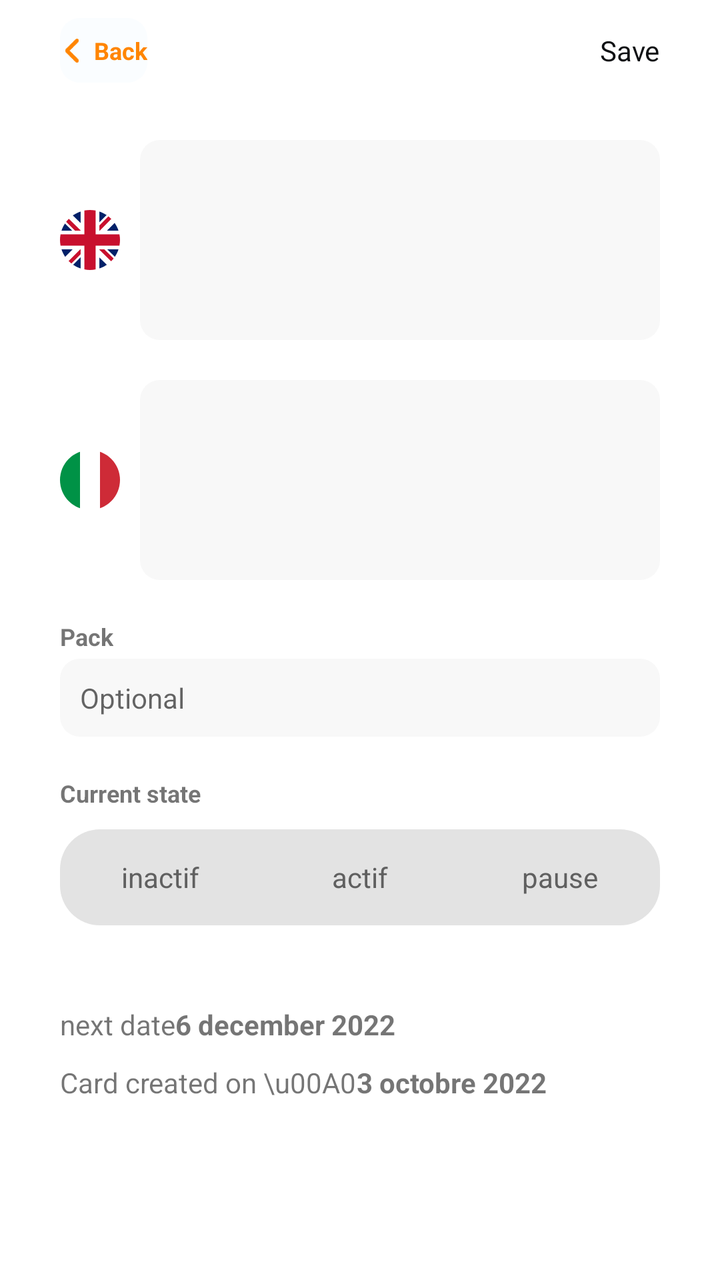
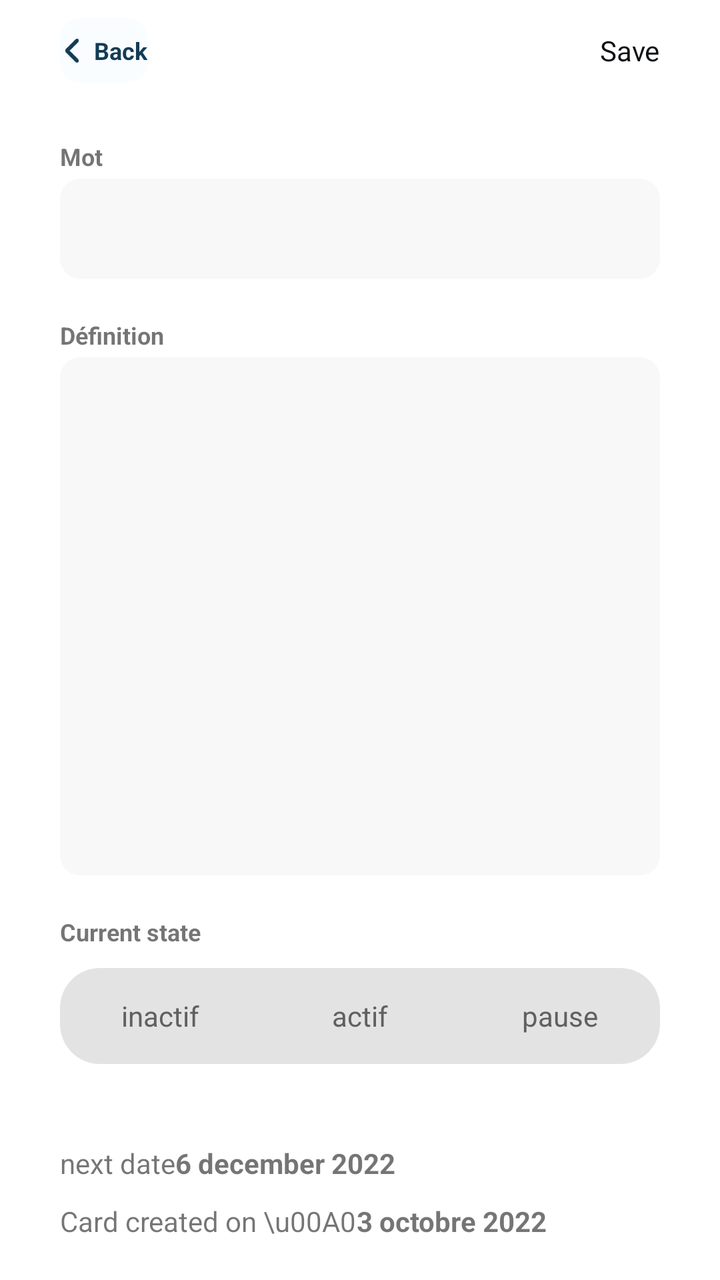

An Android layout rendered at two revisions. The XML below is the earlier revision; the diff shows what the commit changed to produce the second picture.
<!-- AndroidManifest.xml: application theme Theme.Vocavox -->
<!-- res/layout/activity_edit_card.xml -->
<?xml version="1.0" encoding="utf-8"?>
<androidx.constraintlayout.widget.ConstraintLayout xmlns:android="http://schemas.android.com/apk/res/android"
    xmlns:app="http://schemas.android.com/apk/res-auto"
    xmlns:tools="http://schemas.android.com/tools"
    android:layout_width="match_parent"
    android:layout_height="match_parent">

    // Header
    <androidx.constraintlayout.widget.ConstraintLayout
        android:id="@+id/header_layout"
        android:layout_width="0dp"
        android:layout_height="@dimen/header_height"
        android:layout_marginHorizontal="0dp"
        android:background="@drawable/bg_header"
        app:layout_constraintEnd_toEndOf="parent"
        app:layout_constraintStart_toStartOf="parent"
        app:layout_constraintTop_toTopOf="parent">

        <androidx.constraintlayout.widget.ConstraintLayout
            android:id="@+id/back_layout"
            android:layout_width="wrap_content"
            android:layout_height="wrap_content"
            android:layout_marginStart="30dp"
            android:background="@drawable/selector_back_layout"
            android:paddingVertical="8dp"
            app:layout_constraintBottom_toBottomOf="parent"
            app:layout_constraintStart_toStartOf="parent"
            app:layout_constraintTop_toTopOf="parent">

            <ImageView
                android:id="@+id/back_arrow"
                android:layout_width="12dp"
                android:layout_height="12dp"
                android:rotation="180"
                app:layout_constraintBottom_toBottomOf="parent"
                app:layout_constraintStart_toStartOf="parent"
                app:layout_constraintTop_toTopOf="parent"
                app:srcCompat="@drawable/ic_chevron_back" />

            <TextView
                android:layout_width="wrap_content"
                android:layout_height="wrap_content"
                android:layout_marginStart="5dp"
                android:gravity="center"
                android:text="@string/button_back_str"
                android:textColor="@color/header_back"
                android:textSize="@dimen/back_text"
                android:textStyle="bold"
                app:layout_constraintBottom_toBottomOf="parent"
                app:layout_constraintStart_toEndOf="@+id/back_arrow"
                app:layout_constraintTop_toTopOf="parent" />

        </androidx.constraintlayout.widget.ConstraintLayout>

        <TextView
            android:id="@+id/save_card_button"
            android:layout_width="wrap_content"
            android:layout_height="wrap_content"
            android:layout_marginEnd="@dimen/body_horizontal_margin"
            android:text="@string/save_card"
            android:textColor="@color/th_grey1"
            app:layout_constraintBottom_toBottomOf="parent"
            app:layout_constraintEnd_toEndOf="parent"
            app:layout_constraintTop_toTopOf="parent" />











    </androidx.constraintlayout.widget.ConstraintLayout>

    // Body

    <androidx.core.widget.NestedScrollView
        style="@style/NoScrollViewEdgeEffect"
        android:layout_width="match_parent"
        android:layout_height="0dp"
        android:layout_marginHorizontal="@dimen/body_horizontal_margin"
        android:layout_marginTop="10dp"
        android:layout_marginBottom="0dp"
        app:layout_constraintBottom_toBottomOf="parent"
        app:layout_constraintTop_toBottomOf="@+id/header_layout"
        tools:layout_editor_absoluteX="30dp">

        <androidx.appcompat.widget.LinearLayoutCompat
            android:layout_width="match_parent"
            android:layout_height="wrap_content"
            android:orientation="vertical"
            app:layout_constraintBottom_toTopOf="@+id/constraintLayout3"
            app:layout_constraintEnd_toEndOf="parent"
            app:layout_constraintStart_toStartOf="parent"
            app:layout_constraintTop_toBottomOf="@+id/header_layout">

            // Item 1

            <androidx.constraintlayout.widget.ConstraintLayout
                android:layout_width="match_parent"
                android:layout_height="match_parent"
                android:layout_weight="1"
                android:paddingVertical="10dp">

                <com.google.android.material.imageview.ShapeableImageView
                    android:id="@+id/userLanguageFlag"
                    android:layout_width="30dp"
                    android:layout_height="30dp"
                    android:visibility="visible"
                    app:layout_constraintBottom_toBottomOf="parent"
                    app:layout_constraintStart_toStartOf="parent"
                    app:layout_constraintTop_toTopOf="parent"
                    app:shapeAppearanceOverlay="@style/Circular"
                    app:srcCompat="@drawable/flag_ic_gb"
                    tools:ignore="VectorDrawableCompat" />

                <EditText
                    android:id="@+id/item1_text"
                    android:layout_width="0dp"
                    android:layout_height="100dp"
                    android:layout_marginStart="10dp"
                    android:background="@drawable/bg_edit_card_std"
                    android:gravity="top|left"
                    android:inputType="textMultiLine|textImeMultiLine"
                    android:padding="10dp"
                    app:layout_constraintBottom_toBottomOf="parent"
                    app:layout_constraintEnd_toEndOf="parent"
                    app:layout_constraintStart_toEndOf="@+id/userLanguageFlag"
                    app:layout_constraintTop_toTopOf="parent" />

            </androidx.constraintlayout.widget.ConstraintLayout>

            // Item 2

            <androidx.constraintlayout.widget.ConstraintLayout
                android:layout_width="match_parent"
                android:layout_height="wrap_content"
                android:layout_weight="1"
                android:paddingVertical="10dp">

                <com.google.android.material.imageview.ShapeableImageView
                    android:id="@+id/targetLanguageFlag"
                    android:layout_width="30dp"
                    android:layout_height="30dp"
                    app:layout_constraintBottom_toBottomOf="parent"
                    app:layout_constraintStart_toStartOf="parent"
                    app:layout_constraintTop_toTopOf="parent"
                    app:shapeAppearanceOverlay="@style/Circular"
                    app:srcCompat="@drawable/flag_ic_it"
                    tools:ignore="VectorDrawableCompat" />

                <EditText
                    android:id="@+id/item2_text"
                    android:layout_width="0dp"
                    android:layout_height="100dp"
                    android:layout_marginStart="10dp"
                    android:background="@drawable/bg_edit_card_std"
                    android:gravity="top|left"
                    android:inputType="textMultiLine|textImeMultiLine"
                    android:padding="10dp"
                    app:layout_constraintBottom_toBottomOf="parent"
                    app:layout_constraintEnd_toEndOf="parent"
                    app:layout_constraintStart_toEndOf="@+id/targetLanguageFlag"
                    app:layout_constraintTop_toTopOf="parent" />

            </androidx.constraintlayout.widget.ConstraintLayout>

            // Pack

            <androidx.constraintlayout.widget.ConstraintLayout
                android:layout_width="match_parent"
                android:layout_height="wrap_content"
                android:layout_weight="0"
                android:paddingVertical="10dp">

                <EditText
                    android:id="@+id/pack_text"
                    android:layout_width="0dp"
                    android:layout_height="wrap_content"
                    android:background="@drawable/bg_edit_card_std"
                    android:inputType="text"
                    android:padding="10dp"
                    android:textSize="@dimen/N"
                    android:hint="@string/hint_optional"
                    app:layout_constraintBottom_toBottomOf="parent"
                    app:layout_constraintEnd_toEndOf="parent"
                    app:layout_constraintStart_toStartOf="parent"
                    tools:ignore="MissingConstraints" />

                <TextView
                    android:id="@+id/pack_title"
                    android:layout_width="wrap_content"
                    android:layout_height="wrap_content"
                    android:layout_marginBottom="3dp"
                    android:textAllCaps="false"
                    android:textSize="@dimen/XS"
                    android:textStyle="bold"
                    android:text="@string/pack"
                    app:layout_constraintBottom_toTopOf="@+id/pack_text"
                    app:layout_constraintStart_toStartOf="parent"
                    app:layout_constraintTop_toTopOf="parent" />

            </androidx.constraintlayout.widget.ConstraintLayout>

            // Current state

            <androidx.constraintlayout.widget.ConstraintLayout
                android:layout_width="match_parent"
                android:layout_height="wrap_content"
                android:layout_weight="0"
                android:paddingVertical="10dp">

                <TextView
                    android:layout_width="wrap_content"
                    android:layout_height="wrap_content"
                    android:layout_marginBottom="10dp"
                    android:text="@string/card_state"
                    android:textAllCaps="false"
                    android:textSize="@dimen/XS"
                    android:textStyle="bold"
                    app:layout_constraintBottom_toTopOf="@+id/state_radio_group"
                    app:layout_constraintStart_toStartOf="parent" />

                <RadioGroup
                    android:id="@+id/state_radio_group"
                    android:layout_width="match_parent"
                    android:layout_height="wrap_content"
                    android:gravity="left"
                    android:orientation="horizontal"
                    app:layout_constraintBottom_toBottomOf="parent"
                    app:layout_constraintEnd_toEndOf="parent"
                    app:layout_constraintStart_toStartOf="parent">

                    <RadioButton
                        android:id="@+id/radio_button_1"
                        android:layout_width="match_parent"
                        android:layout_height="wrap_content"
                        android:layout_weight="1"
                        android:background="@drawable/selector_radio_button_edit_state_bg_left"
                        android:button="@color/selected_color_transparent"
                        android:gravity="center"
                        android:text="inactif"
                        android:textColor="@drawable/selector_radio_state_button_text" />

                    <RadioButton
                        android:id="@+id/radio_button_2"
                        android:layout_width="match_parent"
                        android:layout_height="wrap_content"
                        android:layout_weight="1"
                        android:background="@drawable/selector_radio_button_edit_state_bg_middle"
                        android:button="@color/selected_color_transparent"
                        android:gravity="center"
                        android:text="actif"
                        android:textColor="@drawable/selector_radio_state_button_text" />

                    <RadioButton
                        android:id="@+id/radio_button_3"
                        android:layout_width="match_parent"
                        android:layout_height="wrap_content"
                        android:layout_weight="1"
                        android:background="@drawable/selector_radio_button_edit_state_bg_right"
                        android:button="@color/selected_color_transparent"
                        android:gravity="center"
                        android:text="pause"
                        android:textColor="@drawable/selector_radio_state_button_text" />
                </RadioGroup>

            </androidx.constraintlayout.widget.ConstraintLayout>

            // Training date

            <androidx.constraintlayout.widget.ConstraintLayout
                android:layout_width="match_parent"
                android:layout_height="wrap_content"
                android:layout_marginTop="20dp"
                android:paddingVertical="10dp">

                <TextView
                    android:id="@+id/next_date_sentence"
                    android:layout_width="wrap_content"
                    android:layout_height="wrap_content"
                    android:inputType="none"
                    android:text="next date"
                    android:textAllCaps="false"
                    android:textSize="@dimen/N"
                    android:textStyle="normal"
                    app:layout_constraintBottom_toBottomOf="parent"
                    app:layout_constraintStart_toStartOf="@+id/left_guideline"
                    app:layout_constraintTop_toTopOf="parent" />

                <TextView
                    android:id="@+id/next_date_text"
                    android:layout_width="0dp"
                    android:layout_height="wrap_content"
                    android:inputType="none"
                    android:text="6 december 2022"
                    android:textAllCaps="false"
                    android:textSize="@dimen/N"
                    android:textStyle="bold"
                    app:layout_constraintBottom_toBottomOf="parent"
                    app:layout_constraintEnd_toEndOf="parent"
                    app:layout_constraintStart_toEndOf="@+id/next_date_sentence"
                    app:layout_constraintTop_toTopOf="parent"
                    tools:ignore="MissingConstraints" />
            </androidx.constraintlayout.widget.ConstraintLayout>

            // Creation date

            <androidx.constraintlayout.widget.ConstraintLayout
                android:layout_width="match_parent"
                android:layout_height="wrap_content"
                android:paddingBottom="10dp">

                <TextView
                    android:id="@+id/creation_date_title"
                    android:layout_width="wrap_content"
                    android:layout_height="wrap_content"
                    android:inputType="none"
                    android:text="@string/edit_card_date_creation_sentence"
                    android:textAllCaps="false"
                    android:textSize="@dimen/N"
                    android:textStyle="normal"
                    app:layout_constraintBottom_toBottomOf="parent"
                    app:layout_constraintStart_toStartOf="parent"
                    app:layout_constraintTop_toTopOf="parent" />

                <TextView
                    android:id="@+id/creation_date_text"
                    android:layout_width="0dp"
                    android:layout_height="wrap_content"
                    android:inputType="none"
                    android:text="3 octobre 2022"
                    android:textAllCaps="false"
                    android:textSize="@dimen/N"
                    android:textStyle="bold"
                    app:layout_constraintBottom_toBottomOf="parent"
                    app:layout_constraintEnd_toEndOf="parent"
                    app:layout_constraintStart_toEndOf="@+id/creation_date_title"
                    app:layout_constraintTop_toTopOf="parent"
                    tools:ignore="MissingConstraints" />
            </androidx.constraintlayout.widget.ConstraintLayout>

            <androidx.constraintlayout.widget.ConstraintLayout
                android:layout_width="match_parent"
                android:layout_height="200dp"/>

        </androidx.appcompat.widget.LinearLayoutCompat>

    </androidx.core.widget.NestedScrollView>

    // Bottom buttons

</androidx.constraintlayout.widget.ConstraintLayout>
<!-- resources referenced by this layout -->
<resources>
  <color name="header_back">@color/main_orange1</color>
  <color name="th_grey1">#0E1013</color>
  <dimen name="N">14sp</dimen>
  <dimen name="XS">12sp</dimen>
  <dimen name="back_text">@dimen/XS</dimen>
  <dimen name="body_horizontal_margin">30dp</dimen>
  <dimen name="header_height">50dp</dimen>
  <!-- drawable bg_edit_card_std (drawable) -->
  <shape xmlns:android="http://schemas.android.com/apk/res/android"
      android:shape="rectangle">
      <corners android:radius="10dp" />
  
      <stroke
          android:width="0dp"
          android:color="#BABABA" />
  
      <solid
          android:color="@color/grey5" />
  
  </shape>
  <!-- drawable bg_header (drawable) -->
  <shape xmlns:android="http://schemas.android.com/apk/res/android"
      android:shape="rectangle">
      <corners
          android:bottomLeftRadius="10dp"
          android:bottomRightRadius="10dp"
          />
  
  
  
  
  </shape>
  <!-- drawable flag_ic_gb (drawable) -->
  <vector xmlns:android="http://schemas.android.com/apk/res/android"
      android:width="50dp"
      android:height="50dp"
      android:viewportWidth="512"
      android:viewportHeight="512">
    <path
        android:pathData="M0,0h512v512H0z"
        android:fillColor="#012169"/>
    <path
        android:pathData="M512,0v64L322,256l190,187v69h-67L254,324 68,512H0v-68l186,-187L0,74V0h62l192,188L440,0z"
        android:fillColor="#FFF"/>
    <path
        android:pathData="m184,324 l11,34L42,512L0,512v-3l184,-185zM308,312 L362,320 512,467v45L308,312zM512,0 L320,196l-4,-44L466,0h46zM0,1l193,189 -59,-8L0,49L0,1z"
        android:fillColor="#C8102E"/>
    <path
        android:pathData="M176,0v512h160V0H176zM0,176v160h512V176H0z"
        android:fillColor="#FFF"/>
    <path
        android:pathData="M0,208v96h512v-96H0zM208,0v512h96V0h-96z"
        android:fillColor="#C8102E"/>
  </vector>
  <!-- drawable flag_ic_it (drawable) -->
  <vector xmlns:android="http://schemas.android.com/apk/res/android"
      android:width="50dp"
      android:height="50dp"
      android:viewportWidth="512"
      android:viewportHeight="512">
    <path
        android:pathData="M0,0h512v512H0z"
        android:fillColor="#fff"/>
    <path
        android:pathData="M0,0h170.7v512H0z"
        android:fillColor="#009246"/>
    <path
        android:pathData="M341.3,0H512v512H341.3z"
        android:fillColor="#ce2b37"/>
  </vector>
  <string name="button_back_str">Back</string>
  <string name="card_state">Current state</string>
  <string name="edit_card_date_creation_sentence">Card created on \\u00A0</string>
  <string name="hint_optional">Optional</string>
  <string name="pack">Pack</string>
  <string name="save_card">Save</string>
  <style name="Circular">
          <item name="cornerSize">50%</item>
      </style>
  <style name="NoScrollViewEdgeEffect">
          <item name="android:overScrollMode">never</item>
          <item name="android:fadingEdgeLength">0dp</item>
      </style>
  <color name="main_orange1">#ff8500</color>
  <color name="grey5">#F8F8F8</color>
  <color name="grey4">#BABABA</color>
  <color name="header_bg">@color/back_ground</color>
  <color name="white">#FFFFFFFF</color>
  <color name="grey2">#606060</color>
  <color name="main_orange3">#ff9e00</color>
  <color name="sec_blue1">#0077b6</color>
  <color name="sec_blue3">#00b4d8</color>
  <color name="back_ground">#FAFDFF</color>
  <dimen name="radio_button_state_stroke_size">0dp</dimen>
  <color name="radio_button_state_touched_stroke_color">#000000</color>
  <color name="radio_button_state_touched_bg_color">#FFFFFF</color>
  <color name="radio_button_state_checked_stroke_color">#000000</color>
  <color name="radio_button_state_checked_bg_color">@color/main_orange1</color>
  <color name="radio_button_state_unchecked_stroke_color">#000000</color>
  <color name="radio_button_state_unchecked_bg_color">#E3E3E3</color>
  <!-- unchanged entries left out for length: 16 -->
</resources>

<!-- the commit's change to res/layout/activity_edit_card.xml (unified diff, before → after) -->
@@ -5,7 +5,7 @@
     android:layout_width="match_parent"
     android:layout_height="match_parent">
 
-    // Header
+    
     <androidx.constraintlayout.widget.ConstraintLayout
         android:id="@+id/header_layout"
         android:layout_width="0dp"
@@ -63,19 +63,19 @@
             app:layout_constraintEnd_toEndOf="parent"
             app:layout_constraintTop_toTopOf="parent" />
 
-
-
-
-
-
-
-
-
-
-
+        
+        
+        
+        
+        
+        
+        
+        
+        
+        
     </androidx.constraintlayout.widget.ConstraintLayout>
 
-    // Body
+    
 
     <androidx.core.widget.NestedScrollView
         style="@style/NoScrollViewEdgeEffect"
@@ -84,128 +84,83 @@
         android:layout_marginHorizontal="@dimen/body_horizontal_margin"
         android:layout_marginTop="10dp"
         android:layout_marginBottom="0dp"
+        android:fillViewport="true"
         app:layout_constraintBottom_toBottomOf="parent"
         app:layout_constraintTop_toBottomOf="@+id/header_layout"
         tools:layout_editor_absoluteX="30dp">
 
         <androidx.appcompat.widget.LinearLayoutCompat
             android:layout_width="match_parent"
-            android:layout_height="wrap_content"
-            android:orientation="vertical"
-            app:layout_constraintBottom_toTopOf="@+id/constraintLayout3"
-            app:layout_constraintEnd_toEndOf="parent"
-            app:layout_constraintStart_toStartOf="parent"
-            app:layout_constraintTop_toBottomOf="@+id/header_layout">
-
-            // Item 1
+            android:layout_height="match_parent"
+            android:orientation="vertical">
+
+            
 
             <androidx.constraintlayout.widget.ConstraintLayout
                 android:layout_width="match_parent"
-                android:layout_height="match_parent"
-                android:layout_weight="1"
+                android:layout_height="wrap_content"
                 android:paddingVertical="10dp">
 
-                <com.google.android.material.imageview.ShapeableImageView
-                    android:id="@+id/userLanguageFlag"
-                    android:layout_width="30dp"
-                    android:layout_height="30dp"
-                    android:visibility="visible"
-                    app:layout_constraintBottom_toBottomOf="parent"
+                <TextView
+                    android:id="@+id/item1_title"
+                    android:layout_width="wrap_content"
+                    android:layout_height="wrap_content"
+                    android:text="@string/card_word"
+                    android:textAllCaps="false"
+                    android:textSize="@dimen/XS"
+                    android:textStyle="bold"
                     app:layout_constraintStart_toStartOf="parent"
-                    app:layout_constraintTop_toTopOf="parent"
-                    app:shapeAppearanceOverlay="@style/Circular"
-                    app:srcCompat="@drawable/flag_ic_gb"
-                    tools:ignore="VectorDrawableCompat" />
+                    app:layout_constraintTop_toTopOf="parent" />
 
                 <EditText
                     android:id="@+id/item1_text"
                     android:layout_width="0dp"
-                    android:layout_height="100dp"
-                    android:layout_marginStart="10dp"
+                    android:layout_height="wrap_content"
+                    android:layout_marginTop="3dp"
                     android:background="@drawable/bg_edit_card_std"
                     android:gravity="top|left"
                     android:inputType="textMultiLine|textImeMultiLine"
+                    android:minHeight="50dp"
                     android:padding="10dp"
-                    app:layout_constraintBottom_toBottomOf="parent"
                     app:layout_constraintEnd_toEndOf="parent"
-                    app:layout_constraintStart_toEndOf="@+id/userLanguageFlag"
-                    app:layout_constraintTop_toTopOf="parent" />
+                    app:layout_constraintStart_toStartOf="parent"
+                    app:layout_constraintTop_toBottomOf="@+id/item1_title" />
 
             </androidx.constraintlayout.widget.ConstraintLayout>
 
-            // Item 2
-
-            <androidx.constraintlayout.widget.ConstraintLayout
-                android:layout_width="match_parent"
-                android:layout_height="wrap_content"
+            
+
+            <androidx.appcompat.widget.LinearLayoutCompat
+                android:layout_width="match_parent"
+                android:layout_height="0dp"
                 android:layout_weight="1"
+                android:orientation="vertical"
                 android:paddingVertical="10dp">
 
-                <com.google.android.material.imageview.ShapeableImageView
-                    android:id="@+id/targetLanguageFlag"
-                    android:layout_width="30dp"
-                    android:layout_height="30dp"
-                    app:layout_constraintBottom_toBottomOf="parent"
-                    app:layout_constraintStart_toStartOf="parent"
-                    app:layout_constraintTop_toTopOf="parent"
-                    app:shapeAppearanceOverlay="@style/Circular"
-                    app:srcCompat="@drawable/flag_ic_it"
-                    tools:ignore="VectorDrawableCompat" />
+                <TextView
+                    android:id="@+id/item2_title"
+                    android:layout_width="wrap_content"
+                    android:layout_height="wrap_content"
+                    android:text="@string/card_definition"
+                    android:textAllCaps="false"
+                    android:textSize="@dimen/XS"
+                    android:textStyle="bold" />
 
                 <EditText
                     android:id="@+id/item2_text"
-                    android:layout_width="0dp"
-                    android:layout_height="100dp"
-                    android:layout_marginStart="10dp"
+                    android:layout_width="match_parent"
+                    android:layout_height="0dp"
+                    android:layout_marginTop="3dp"
+                    android:layout_weight="1"
                     android:background="@drawable/bg_edit_card_std"
                     android:gravity="top|left"
                     android:inputType="textMultiLine|textImeMultiLine"
-                    android:padding="10dp"
-                    app:layout_constraintBottom_toBottomOf="parent"
-                    app:layout_constraintEnd_toEndOf="parent"
-                    app:layout_constraintStart_toEndOf="@+id/targetLanguageFlag"
-                    app:layout_constraintTop_toTopOf="parent" />
-
-            </androidx.constraintlayout.widget.ConstraintLayout>
-
-            // Pack
-
-            <androidx.constraintlayout.widget.ConstraintLayout
-                android:layout_width="match_parent"
-                android:layout_height="wrap_content"
-                android:layout_weight="0"
-                android:paddingVertical="10dp">
-
-                <EditText
-                    android:id="@+id/pack_text"
-                    android:layout_width="0dp"
-                    android:layout_height="wrap_content"
-                    android:background="@drawable/bg_edit_card_std"
-                    android:inputType="text"
-                    android:padding="10dp"
-                    android:textSize="@dimen/N"
-                    android:hint="@string/hint_optional"
-                    app:layout_constraintBottom_toBottomOf="parent"
-                    app:layout_constraintEnd_toEndOf="parent"
-                    app:layout_constraintStart_toStartOf="parent"
-                    tools:ignore="MissingConstraints" />
-
-                <TextView
-                    android:id="@+id/pack_title"
-                    android:layout_width="wrap_content"
-                    android:layout_height="wrap_content"
-                    android:layout_marginBottom="3dp"
-                    android:textAllCaps="false"
-                    android:textSize="@dimen/XS"
-                    android:textStyle="bold"
-                    android:text="@string/pack"
-                    app:layout_constraintBottom_toTopOf="@+id/pack_text"
-                    app:layout_constraintStart_toStartOf="parent"
-                    app:layout_constraintTop_toTopOf="parent" />
-
-            </androidx.constraintlayout.widget.ConstraintLayout>
-
-            // Current state
+                    android:minHeight="200dp"
+                    android:padding="10dp" />
+
+            </androidx.appcompat.widget.LinearLayoutCompat>
+
+            
 
             <androidx.constraintlayout.widget.ConstraintLayout
                 android:layout_width="match_parent"
@@ -270,7 +225,7 @@
 
             </androidx.constraintlayout.widget.ConstraintLayout>
 
-            // Training date
+            
 
             <androidx.constraintlayout.widget.ConstraintLayout
                 android:layout_width="match_parent"
@@ -307,12 +262,12 @@
                     tools:ignore="MissingConstraints" />
             </androidx.constraintlayout.widget.ConstraintLayout>
 
-            // Creation date
+            
 
             <androidx.constraintlayout.widget.ConstraintLayout
                 android:layout_width="match_parent"
                 android:layout_height="wrap_content"
-                android:paddingBottom="10dp">
+                android:paddingBottom="20dp">
 
                 <TextView
                     android:id="@+id/creation_date_title"
@@ -343,14 +298,8 @@
                     tools:ignore="MissingConstraints" />
             </androidx.constraintlayout.widget.ConstraintLayout>
 
-            <androidx.constraintlayout.widget.ConstraintLayout
-                android:layout_width="match_parent"
-                android:layout_height="200dp"/>
-
         </androidx.appcompat.widget.LinearLayoutCompat>
 
     </androidx.core.widget.NestedScrollView>
 
-    // Bottom buttons
-
 </androidx.constraintlayout.widget.ConstraintLayout>
<!-- resource entries referenced after the edit -->
@@ -32,64 +32,23 @@
   
   
   </shape>
-  <!-- drawable flag_ic_gb (drawable) -->
-  <vector xmlns:android="http://schemas.android.com/apk/res/android"
-      android:width="50dp"
-      android:height="50dp"
-      android:viewportWidth="512"
-      android:viewportHeight="512">
-    <path
-        android:pathData="M0,0h512v512H0z"
-        android:fillColor="#012169"/>
-    <path
-        android:pathData="M512,0v64L322,256l190,187v69h-67L254,324 68,512H0v-68l186,-187L0,74V0h62l192,188L440,0z"
-        android:fillColor="#FFF"/>
-    <path
-        android:pathData="m184,324 l11,34L42,512L0,512v-3l184,-185zM308,312 L362,320 512,467v45L308,312zM512,0 L320,196l-4,-44L466,0h46zM0,1l193,189 -59,-8L0,49L0,1z"
-        android:fillColor="#C8102E"/>
-    <path
-        android:pathData="M176,0v512h160V0H176zM0,176v160h512V176H0z"
-        android:fillColor="#FFF"/>
-    <path
-        android:pathData="M0,208v96h512v-96H0zM208,0v512h96V0h-96z"
-        android:fillColor="#C8102E"/>
-  </vector>
-  <!-- drawable flag_ic_it (drawable) -->
-  <vector xmlns:android="http://schemas.android.com/apk/res/android"
-      android:width="50dp"
-      android:height="50dp"
-      android:viewportWidth="512"
-      android:viewportHeight="512">
-    <path
-        android:pathData="M0,0h512v512H0z"
-        android:fillColor="#fff"/>
-    <path
-        android:pathData="M0,0h170.7v512H0z"
-        android:fillColor="#009246"/>
-    <path
-        android:pathData="M341.3,0H512v512H341.3z"
-        android:fillColor="#ce2b37"/>
-  </vector>
   <string name="button_back_str">Back</string>
+  <string name="card_definition" translatable="false">Définition</string>
   <string name="card_state">Current state</string>
+  <string name="card_word" translatable="false">Mot</string>
   <string name="edit_card_date_creation_sentence">Card created on \\u00A0</string>
-  <string name="hint_optional">Optional</string>
-  <string name="pack">Pack</string>
   <string name="save_card">Save</string>
-  <style name="Circular">
-          <item name="cornerSize">50%</item>
-      </style>
   <style name="NoScrollViewEdgeEffect">
           <item name="android:overScrollMode">never</item>
           <item name="android:fadingEdgeLength">0dp</item>
       </style>
-  <color name="main_orange1">#ff8500</color>
+  <color name="main_orange1">#133c55</color>
   <color name="grey5">#F8F8F8</color>
   <color name="grey4">#BABABA</color>
   <color name="header_bg">@color/back_ground</color>
   <color name="white">#FFFFFFFF</color>
   <color name="grey2">#606060</color>
-  <color name="main_orange3">#ff9e00</color>
+  <color name="main_orange3">#59a5d8</color>
   <color name="sec_blue1">#0077b6</color>
   <color name="sec_blue3">#00b4d8</color>
   <color name="back_ground">#FAFDFF</color>
